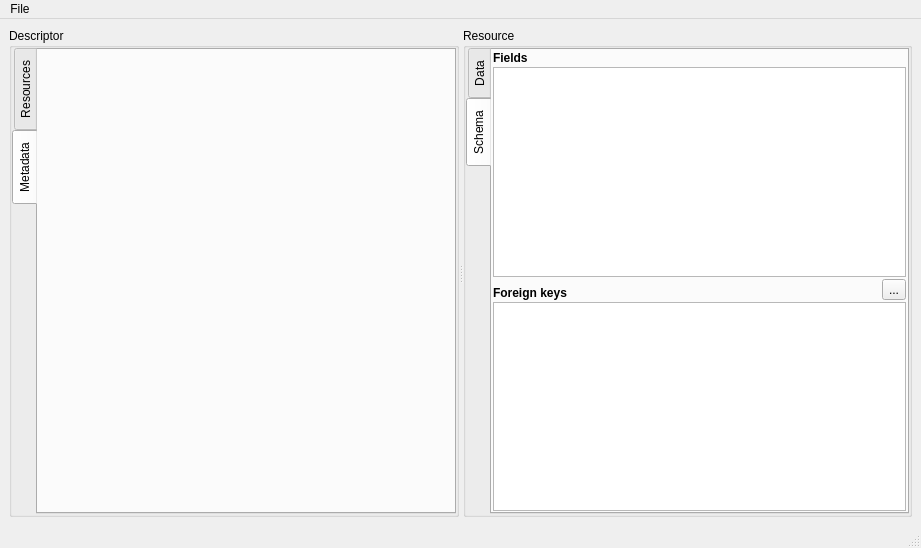
Before: the Qt Designer form spinetoolbox/ui/spine_datapackage_form.ui in spine-tools/Spine-Toolbox, drawn with Qt 5.
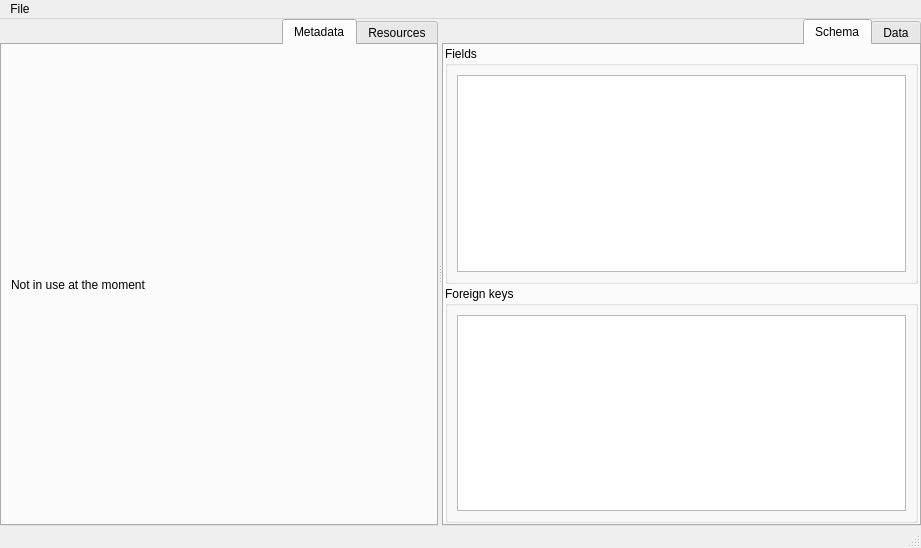
After: the same form once the commit is applied. The open tabs and pages were chosen to show the change. Icons and pictures are not drawn. Custom widgets are drawn as their Qt base class.

Commit message: Issue #106 updated: finish foreign keys editor and solve many bugs due to refactoring of other components.

```diff
--- a/spinetoolbox/ui/spine_datapackage_form.ui
+++ b/spinetoolbox/ui/spine_datapackage_form.ui
@@ -26,17 +26,10 @@
    <string>Spine datapackage editor</string>
   </property>
   <widget class="QWidget" name="centralwidget">
-   <layout class="QVBoxLayout" name="verticalLayout_8">
-    <item>
-     <widget class="QSplitter" name="splitter">
-      <property name="orientation">
-       <enum>Qt::Horizontal</enum>
-      </property>
-      <widget class="QGroupBox" name="groupBox">
-       <property name="title">
-        <string>Descriptor</string>
-       </property>
        <layout class="QVBoxLayout" name="verticalLayout_3">
+    <property name="spacing">
+     <number>0</number>
+    </property>
         <property name="leftMargin">
          <number>0</number>
         </property>
@@ -50,9 +43,16 @@
          <number>0</number>
         </property>
         <item>
+     <widget class="QSplitter" name="splitter">
+      <property name="orientation">
+       <enum>Qt::Horizontal</enum>
+      </property>
          <widget class="QTabWidget" name="tabWidget_resources">
+       <property name="layoutDirection">
+        <enum>Qt::RightToLeft</enum>
+       </property>
           <property name="tabPosition">
-           <enum>QTabWidget::West</enum>
+        <enum>QTabWidget::North</enum>
           </property>
           <property name="currentIndex">
            <number>0</number>
@@ -93,32 +93,23 @@
            <attribute name="title">
             <string>Metadata</string>
            </attribute>
-          </widget>
-         </widget>
-        </item>
-       </layout>
-      </widget>
-      <widget class="QGroupBox" name="groupBox_2">
-       <property name="title">
-        <string>Resource</string>
-       </property>
        <layout class="QVBoxLayout" name="verticalLayout_7">
-        <property name="leftMargin">
-         <number>0</number>
-        </property>
-        <property name="topMargin">
-         <number>0</number>
-        </property>
-        <property name="rightMargin">
-         <number>0</number>
-        </property>
-        <property name="bottomMargin">
-         <number>0</number>
-        </property>
         <item>
+          <widget class="QLabel" name="label">
+           <property name="text">
+            <string>Not in use at the moment</string>
+           </property>
+          </widget>
+         </item>
+        </layout>
+       </widget>
+      </widget>
          <widget class="QTabWidget" name="tabWidget_data_schema">
+       <property name="layoutDirection">
+        <enum>Qt::RightToLeft</enum>
+       </property>
           <property name="tabPosition">
-           <enum>QTabWidget::West</enum>
+        <enum>QTabWidget::North</enum>
           </property>
           <property name="tabShape">
            <enum>QTabWidget::Rounded</enum>
@@ -197,92 +188,75 @@
              <number>1</number>
             </property>
             <item>
-             <widget class="QLabel" name="label">
-              <property name="font">
-               <font>
-                <weight>75</weight>
-                <bold>true</bold>
-               </font>
-              </property>
-              <property name="text">
+          <widget class="QGroupBox" name="groupBox_2">
+           <property name="layoutDirection">
+            <enum>Qt::LeftToRight</enum>
+           </property>
+           <property name="title">
                <string>Fields</string>
               </property>
-              <property name="alignment">
-               <set>Qt::AlignBottom|Qt::AlignLeading|Qt::AlignLeft</set>
-              </property>
-             </widget>
-            </item>
+           <layout class="QVBoxLayout" name="verticalLayout_6">
             <item>
-             <widget class="QTreeView" name="treeView_fields">
+             <widget class="QTableView" name="tableView_fields">
+              <property name="layoutDirection">
+               <enum>Qt::LeftToRight</enum>
+              </property>
               <property name="selectionBehavior">
                <enum>QAbstractItemView::SelectItems</enum>
               </property>
-              <property name="rootIsDecorated">
-               <bool>false</bool>
+              <property name="showGrid">
+               <bool>true</bool>
               </property>
+              <attribute name="horizontalHeaderHighlightSections">
+               <bool>false</bool>
+              </attribute>
+              <attribute name="horizontalHeaderShowSortIndicator" stdset="0">
+               <bool>false</bool>
+              </attribute>
+              <attribute name="verticalHeaderVisible">
+               <bool>false</bool>
+              </attribute>
              </widget>
             </item>
+           </layout>
+          </widget>
+         </item>
             <item>
-             <layout class="QHBoxLayout" name="horizontalLayout">
-              <property name="spacing">
-               <number>0</number>
-              </property>
-              <item>
-               <widget class="QLabel" name="label_2">
-                <property name="font">
-                 <font>
-                  <weight>75</weight>
-                  <bold>true</bold>
-                 </font>
-                </property>
-                <property name="text">
+          <widget class="QGroupBox" name="groupBox">
+           <property name="layoutDirection">
+            <enum>Qt::LeftToRight</enum>
+           </property>
+           <property name="title">
                  <string>Foreign keys</string>
                 </property>
-                <property name="alignment">
-                 <set>Qt::AlignBottom|Qt::AlignLeading|Qt::AlignLeft</set>
-                </property>
-               </widget>
-              </item>
+           <layout class="QVBoxLayout" name="verticalLayout_5">
               <item>
-               <spacer name="horizontalSpacer">
-                <property name="orientation">
-                 <enum>Qt::Horizontal</enum>
-                </property>
-                <property name="sizeHint" stdset="0">
-                 <size>
-                  <width>40</width>
-                  <height>20</height>
-                 </size>
-                </property>
-               </spacer>
-              </item>
-              <item>
-               <widget class="QToolButton" name="toolButton_remove_foreign_keys">
-                <property name="enabled">
-                 <bool>true</bool>
-                </property>
-                <property name="text">
-                 <string>...</string>
-                </property>
-               </widget>
-              </item>
-             </layout>
-            </item>
-            <item>
-             <widget class="QTreeView" name="treeView_foreign_keys">
+             <widget class="QTableView" name="tableView_foreign_keys">
+              <property name="layoutDirection">
+               <enum>Qt::LeftToRight</enum>
+              </property>
               <property name="selectionBehavior">
                <enum>QAbstractItemView::SelectItems</enum>
               </property>
-              <property name="rootIsDecorated">
-               <bool>false</bool>
+              <property name="showGrid">
+               <bool>true</bool>
               </property>
+              <property name="gridStyle">
+               <enum>Qt::SolidLine</enum>
+              </property>
+              <attribute name="horizontalHeaderHighlightSections">
+               <bool>false</bool>
+              </attribute>
+              <attribute name="verticalHeaderVisible">
+               <bool>false</bool>
+              </attribute>
              </widget>
             </item>
            </layout>
           </widget>
-         </widget>
-        </item>
-       </layout>
+         </item>
+        </layout>
+       </widget>
       </widget>
      </widget>
     </item>
```
Left out of the diff: 79 changed lines with no effect on the pictures. Lines whose indentation alone changed are shown as unchanged. The commit also changes 16 other files.
